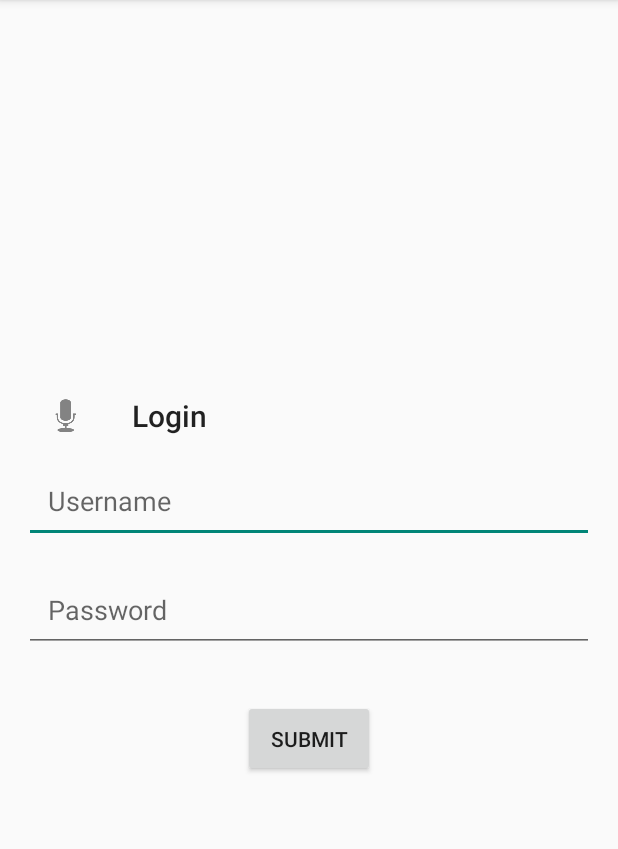
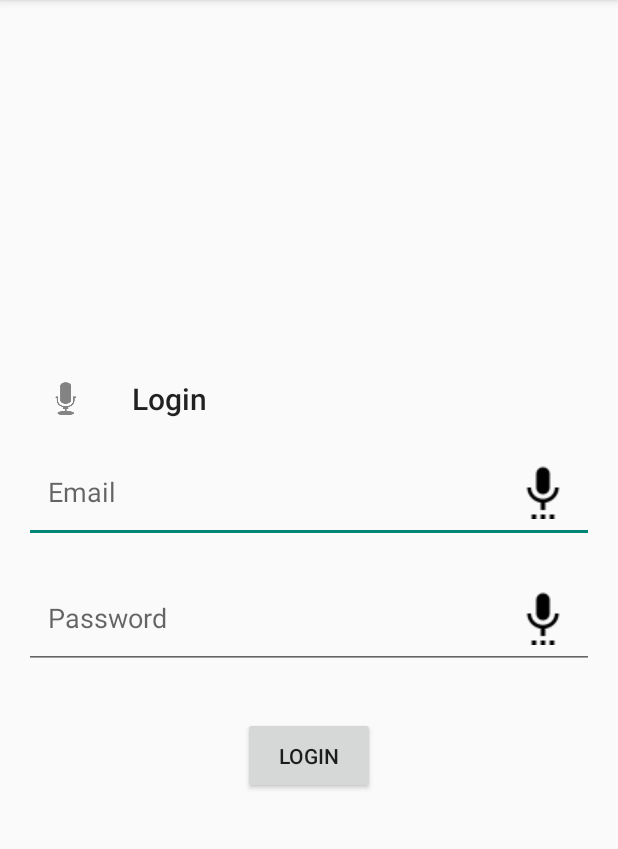
Before and after one commit to priyadarshani1998/voice-emailing-on-android, an Android app: the screen it shows after launch (LoginActivity), on a phone screen of 412 x 824 dp, the part 84-933 px from its top. Run offline under Robolectric (Android 15) with nearby library versions, the phone set to English and light mode, and no system bars.

Commit message:
voice input in login page

```diff
--- a/app/build.gradle
+++ b/app/build.gradle
@@ -2,7 +2,7 @@ apply plugin: 'com.android.application'
 
 android {
     compileSdkVersion 25
-    buildToolsVersion "25.0.2"
+    buildToolsVersion '27.0.3'
 
     defaultConfig {
         applicationId "com.example.sindhoora.mini"
--- a/app/src/main/java/com/example/sindhoora/mini/VoiceEmailActivity.java
+++ b/app/src/main/java/com/example/sindhoora/mini/VoiceEmailActivity.java
@@ -59,15 +59,13 @@ public class VoiceEmailActivity extends AppCompatActivity {
         editTxtTO.setOnClickListener(new OnClickListener() {
             @Override
             public void onClick(View view) {
-                Intent intent = new Intent(
-                        RecognizerIntent.ACTION_RECOGNIZE_SPEECH);
+
+                Intent intent = new Intent(RecognizerIntent.ACTION_RECOGNIZE_SPEECH);
 
                 intent.putExtra(RecognizerIntent.EXTRA_LANGUAGE_MODEL, "en-US");
 
                 try {
                     startActivityForResult(intent, RESULT_SPEECH);
-
-
                     //txtText.setText("");
                 } catch (ActivityNotFoundException a) {
                     Toast t = Toast.makeText(getApplicationContext(),
--- a/app/src/main/res/layout/activity_login.xml
+++ b/app/src/main/res/layout/activity_login.xml
@@ -15,37 +15,46 @@
     android:layout_width="match_parent"
     android:layout_height="wrap_content"
       android:id="@+id/tob"></android.support.v7.widget.Toolbar>
+
     <EditText
         android:id="@+id/txt_usr"
         android:layout_width="match_parent"
         android:layout_height="wrap_content"
-        android:hint="Username"
+        android:layout_marginBottom="16dp"
+        android:drawableRight="@drawable/i1"
+        android:inputType="textEmailAddress"
+        android:hint="Email"
+        android:paddingBottom="16dp"
         android:paddingLeft="16dp"
         android:paddingRight="16dp"
-        android:paddingTop="16dp"
-        android:paddingBottom="16dp"
-        android:layout_marginBottom="16dp"/>
+        android:paddingTop="16dp">
+
+        <requestFocus />
+    </EditText>
 
     <EditText
         android:id="@+id/txt_pwd"
         android:layout_width="match_parent"
         android:layout_height="wrap_content"
+        android:drawableRight="@drawable/i1"
         android:hint="Password"
         android:inputType="textPassword"
+        android:paddingBottom="16dp"
         android:paddingLeft="16dp"
         android:paddingRight="16dp"
-        android:paddingTop="16dp"
-        android:paddingBottom="16dp" />
+        android:paddingTop="16dp" />
+
 
     <Button
         android:id="@+id/btn_sbt"
         android:layout_width="wrap_content"
         android:layout_height="wrap_content"
         android:layout_gravity="center"
-        android:text="SUBMIT"
+        android:layout_marginTop="32dp"
+        android:paddingBottom="16dp"
         android:paddingLeft="16dp"
         android:paddingRight="16dp"
         android:paddingTop="16dp"
-        android:paddingBottom="16dp"
-        android:layout_marginTop="32dp"/>
+        android:text="LOGIN" />
+
 </LinearLayout>
--- a/app/src/main/res/values/styles.xml
+++ b/app/src/main/res/values/styles.xml
@@ -1,7 +1,7 @@
 <resources>
 
     <!-- Base application theme. -->
-    <style name="AppTheme" parent="Theme.AppCompat.Light.DarkActionBar">
+    <style name="AppTheme" parent="Base.Theme.AppCompat.Light.DarkActionBar">
         <!-- Customize your theme here. -->
     </style>
 
--- a/build.gradle
+++ b/build.gradle
@@ -5,7 +5,7 @@ buildscript {
         jcenter()
     }
     dependencies {
-        classpath 'com.android.tools.build:gradle:2.2.0'
+        classpath 'com.android.tools.build:gradle:3.0.1'
 
         // NOTE: Do not place your application dependencies here; they belong
         // in the individual module build.gradle files
```
Also changed, not shown: app/src/main/java/com/example/sindhoora/mini/LoginActivity.java (+68 -35 lines), gradle/wrapper/gradle-wrapper.properties, 3 other files.
